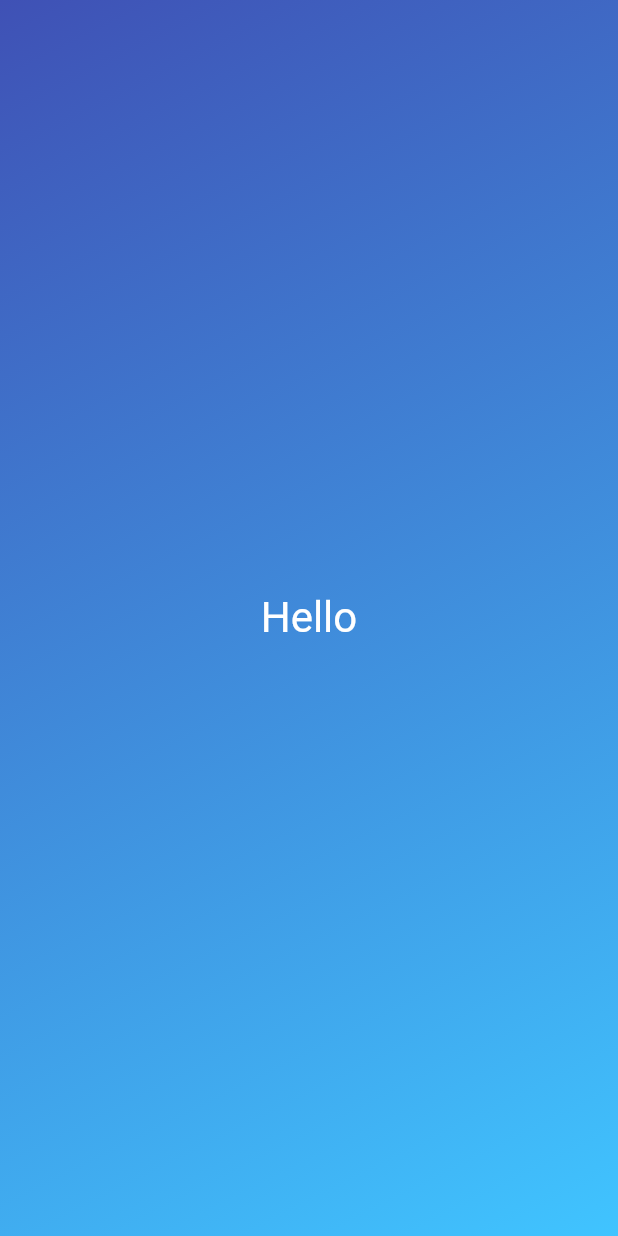
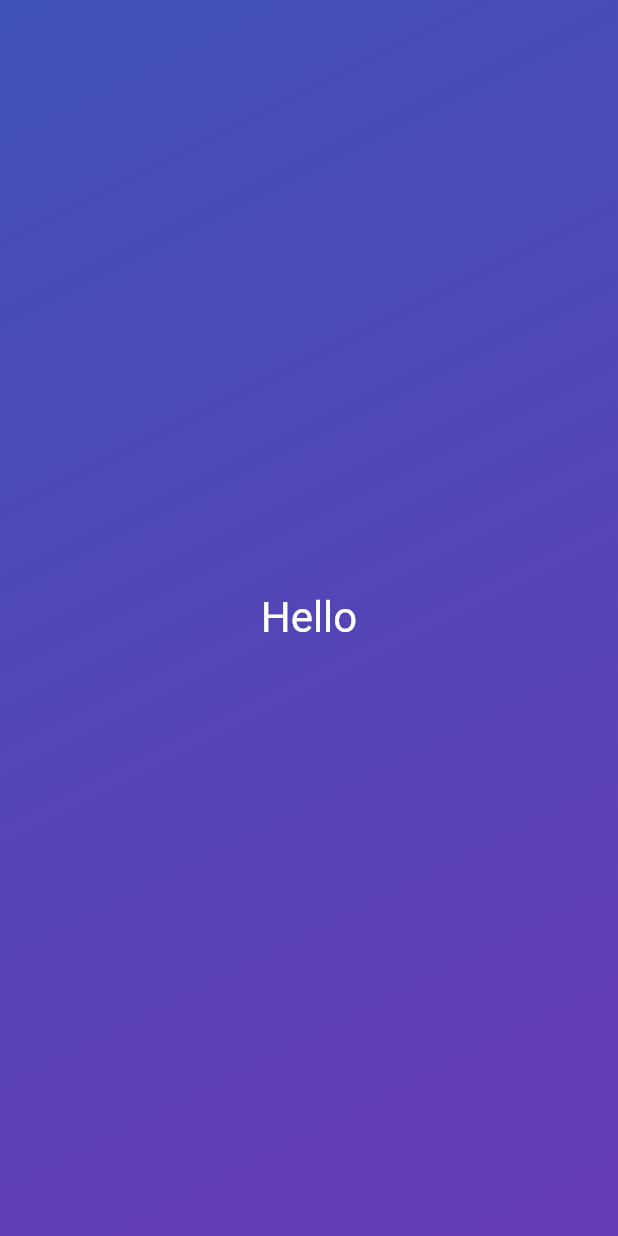
Before and after one commit to Arthurgt/Flutter-Roll-Dice, a Flutter app: the screen it shows after launch, on a phone screen of 412 x 824 dp. Run offline on Flutter 3.47's test engine with Material 2 defaults, Android fonts, the phone set to English and light mode, and no system bars.

Commit message:
commit_3 - Created gradient and styled text widgets

```diff
--- /dev/null
+++ b/lib/gradient_container.dart
@@ -0,0 +1,19 @@
+import 'package:flutter/material.dart';
+import 'package:flutter_roll_dice/styled_text.dart';
+
+class GradientContainer extends StatelessWidget {
+  const GradientContainer({key}) : super(key: key);
+
+  @override
+  Widget build(BuildContext context) {
+    return Container(
+      decoration: BoxDecoration(
+        gradient: LinearGradient(
+            colors: [Colors.indigo, Colors.deepPurple],
+            begin: Alignment.topLeft,
+            end: Alignment.bottomRight),
+      ),
+      child: const Center(child: StyledText()),
+    );
+  }
+}
--- /dev/null
+++ b/lib/styled_text.dart
@@ -0,0 +1,13 @@
+import 'package:flutter/material.dart';
+
+class StyledText extends StatelessWidget {
+  const StyledText({key}) : super(key: key);
+
+  @override
+  Widget build(BuildContext context) {
+    return Text(
+      'Hello',
+      style: TextStyle(color: Colors.white, fontSize: 28),
+    );
+  }
+}
```
Also changed, not shown: lib/main.dart (+2 -14 lines).
